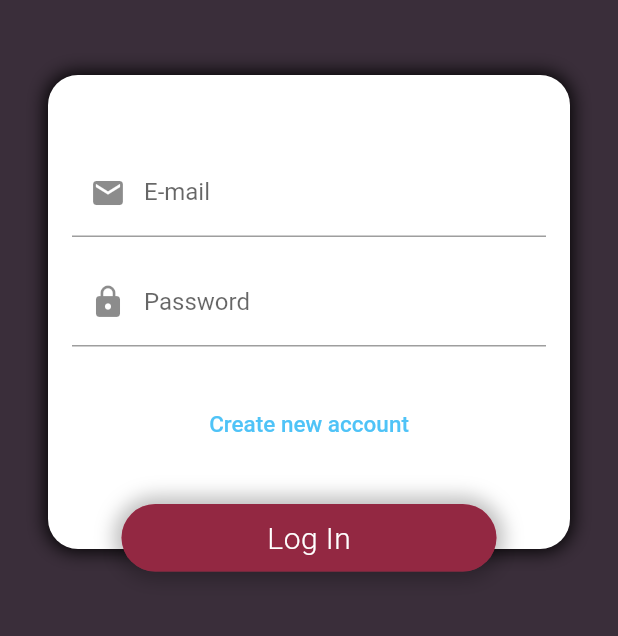
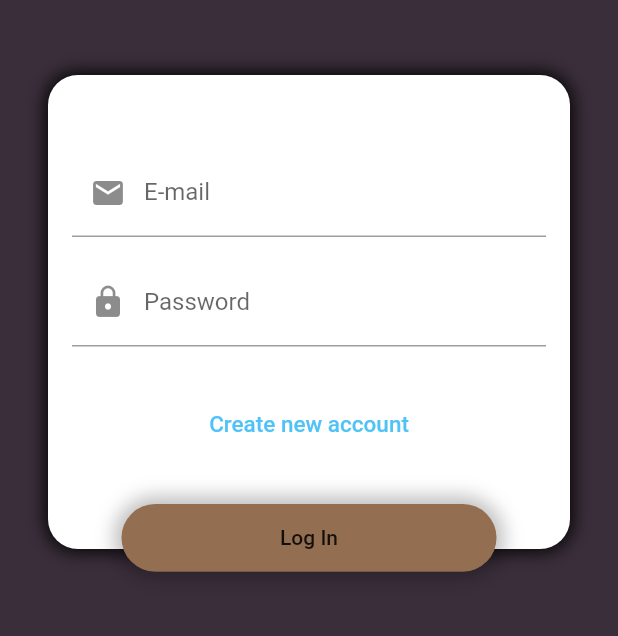
Before and after one commit to osomme/BookzBox-client, a Flutter app: the screen it shows after launch, after a tap on "Log in with Email", on a phone screen of 412 x 824 dp, the part 303-939 px from its top. Run offline on Flutter 3.47's test engine with Material 2 defaults, Android fonts, the light colour scheme and no system bars; our stand-ins replace cloud_firestore, dartz, firebase_analytics, firebase_auth, flutter_icons, flutter_mobx and 3 more; accounts and stored records are empty; generated files the repository leaves out were written again.

Commit message:
Updated color themes, small refactors

```diff
--- /dev/null
+++ b/lib/common/extensions/color_extensions.dart
@@ -0,0 +1,24 @@
+import 'package:flutter/material.dart';
+
+extension ColorToSwatch on Color {
+  /// Maps a [Color] to a [MaterialColor] which can be used as a swatch color in a theme.
+  MaterialColor toSwatch() {
+    List strengths = <double>[.05];
+    Map swatch = <int, Color>{};
+    final int r = this.red, g = this.green, b = this.blue;
+
+    for (int i = 1; i < 10; i++) {
+      strengths.add(0.1 * i);
+    }
+    strengths.forEach((strength) {
+      final double ds = 0.5 - strength;
+      swatch[(strength * 1000).round()] = Color.fromRGBO(
+        r + ((ds < 0 ? r : (255 - r)) * ds).round(),
+        g + ((ds < 0 ? g : (255 - g)) * ds).round(),
+        b + ((ds < 0 ? b : (255 - b)) * ds).round(),
+        1,
+      );
+    });
+    return MaterialColor(this.value, swatch);
+  }
+}
--- a/lib/features/authentication/ui/screens/auth_loading_screen.dart
+++ b/lib/features/authentication/ui/screens/auth_loading_screen.dart
@@ -10,7 +10,7 @@ class AuthLoadingScreen extends StatelessWidget {
   @override
   Widget build(BuildContext context) {
     return Scaffold(
-      backgroundColor: Color.fromRGBO(58, 46, 58, 1.0),
+      backgroundColor: Theme.of(context).primaryColor,
       body: GestureDetector(
         onTap: () => FocusScope.of(context).unfocus(),
         child: SingleChildScrollView(
@@ -24,12 +24,12 @@ class AuthLoadingScreen extends StatelessWidget {
                     Icon(
                       Entypo.book,
                       size: 60,
-                      color: Color.fromRGBO(239, 177, 130, 1.0),
+                      color: Theme.of(context).accentColor,
                     ),
                     Text(
                       S.of(context).appName,
                       style: TextStyle(
-                        color: Color.fromRGBO(239, 177, 130, 1.0),
+                        color: Theme.of(context).accentColor,
                         fontFamily: 'Indie Flower',
                         fontSize: 46.0,
                       ),
--- a/lib/features/authentication/ui/screens/auth_selection_screen.dart
+++ b/lib/features/authentication/ui/screens/auth_selection_screen.dart
@@ -90,7 +90,8 @@ class AuthSelectionScreen extends StatelessWidget {
                                         authStore.errorMessage,
                                         context,
                                       ),
-                                      style: TextStyle(color: Colors.red[400]),
+                                      style:
+                                          TextStyle(color: Theme.of(context).errorColor),
                                     ),
                                   )
                                 : SizedBox.shrink(),
--- a/lib/features/authentication/ui/widgets/account_button_widget.dart
+++ b/lib/features/authentication/ui/widgets/account_button_widget.dart
@@ -4,7 +4,6 @@ class AuthButton extends StatelessWidget {
   final VoidCallback onClicked;
   final String labelText;
   final bool isLoading;
-  final Color _buttonColor = Color.fromRGBO(238, 64, 106, 1.0);
   final BorderRadiusGeometry _borderRadius = BorderRadius.circular(30.0);
 
   AuthButton({
@@ -16,6 +15,7 @@ class AuthButton extends StatelessWidget {
 
   @override
   Widget build(BuildContext context) {
+    final _buttonColor = Theme.of(context).accentColor;
     return SizedBox(
       width: 250.0,
       height: 45.0,
@@ -38,19 +38,10 @@ class AuthButton extends StatelessWidget {
           ),
           color: _buttonColor,
           child: isLoading
-              ? Center(
-                  child: CircularProgressIndicator(
-                    backgroundColor: Color.fromRGBO(239, 177, 130, 1.0),
-                  ),
-                )
+              ? Center(child: CircularProgressIndicator())
               : Text(
                   labelText,
-                  style: TextStyle(
-                    color: Colors.white,
-                    fontSize: 20.0,
-                    fontWeight: FontWeight.w300,
-                    letterSpacing: 0.3,
-                  ),
+                  style: Theme.of(context).accentTextTheme.button,
                 ),
         ),
       ),
--- a/lib/features/authentication/ui/widgets/auth_input_card_widget.dart
+++ b/lib/features/authentication/ui/widgets/auth_input_card_widget.dart
@@ -47,7 +47,10 @@ class AuthInputCard extends StatelessWidget {
                 children: <Widget>[
                   ...mapFields(),
                   errorMessage != null
-                      ? Text(errorMessage, style: TextStyle(color: Colors.red[400]))
+                      ? Text(
+                          errorMessage,
+                          style: TextStyle(color: Theme.of(context).errorColor),
+                        )
                       : SizedBox.shrink(),
                   SizedBox(height: 14.0),
                   FlatButton(
--- a/lib/features/home_screen/ui/screens/home_screen.dart
+++ b/lib/features/home_screen/ui/screens/home_screen.dart
@@ -38,45 +38,39 @@ class _HomeScreenState extends State<HomeScreen> {
     );
   }
 
-  Widget _bottomNavBar() {
+  BottomNavigationBar _bottomNavBar() {
     return BottomNavigationBar(
       currentIndex: _currentTab,
       onTap: (index) {
         setState(() => _currentTab = index);
         _pageController.jumpToPage(index);
       },
-      selectedItemColor: Colors.blueGrey[700],
+      selectedItemColor: Theme.of(context).primaryColor,
+      unselectedItemColor: Colors.grey,
       items: [
+        //TODO: Add localized strings for each item
         BottomNavigationBarItem(
           title: Text('Feed'),
           icon: Icon(
             Icons.home,
-            size: 32.0,
-            color: Colors.grey,
           ),
         ),
         BottomNavigationBarItem(
           title: Text('Search'),
           icon: Icon(
             Icons.search,
-            size: 32.0,
-            color: Colors.grey,
           ),
         ),
         BottomNavigationBarItem(
           title: Text('Activity'),
           icon: Icon(
             Icons.notifications,
-            size: 32.0,
-            color: Colors.grey,
           ),
         ),
         BottomNavigationBarItem(
           title: Text('Profile'),
           icon: Icon(
             Icons.person,
-            size: 32.0,
-            color: Colors.grey,
           ),
         ),
       ],
--- a/lib/features/profile/ui/screens/profile_screen.dart
+++ b/lib/features/profile/ui/screens/profile_screen.dart
@@ -19,7 +19,7 @@ class _ProfileScreenState extends State<ProfileScreen> {
           FlatButton(
             child: Text(
               'Log out',
-              style: TextStyle(color: Colors.white),
+              style: Theme.of(context).primaryTextTheme.button,
             ),
             onPressed: authStore.logOut,
           ),
--- a/lib/main.dart
+++ b/lib/main.dart
@@ -7,6 +7,7 @@ import 'package:firebase_analytics/observer.dart';
 import 'package:flutter/material.dart';
 import 'package:flutter_mobx/flutter_mobx.dart';
 import 'package:provider/provider.dart';
+import 'package:bookzbox/common/extensions/color_extensions.dart';
 
 void main() => runApp(MyApp());
 
@@ -35,7 +36,9 @@ class MyApp extends StatelessWidget {
         title: 'BookzBox',
         debugShowCheckedModeBanner: false,
         theme: ThemeData(
-          primarySwatch: Colors.brown,
+          primarySwatch: Color.fromRGBO(58, 46, 58, 1.0).toSwatch(),
+          accentColor: Color.fromRGBO(239, 177, 130, 1.0),
+          accentColorBrightness: Brightness.light,
         ),
         home: Consumer<AuthStore>(
           builder: (_, authStore, __) {
@@ -43,8 +46,7 @@ class MyApp extends StatelessWidget {
               builder: (ctx) {
                 if (authStore.isLoggedIn) {
                   print('User is logged in');
-                  //return Provider.of<HomeScreen>(ctx);
-                  return HomeScreen();
+                  return Provider.of<HomeScreen>(ctx);
                 } else {
                   print('User is not logged in');
                   return Provider.of<AuthSelectionScreen>(ctx);
```
